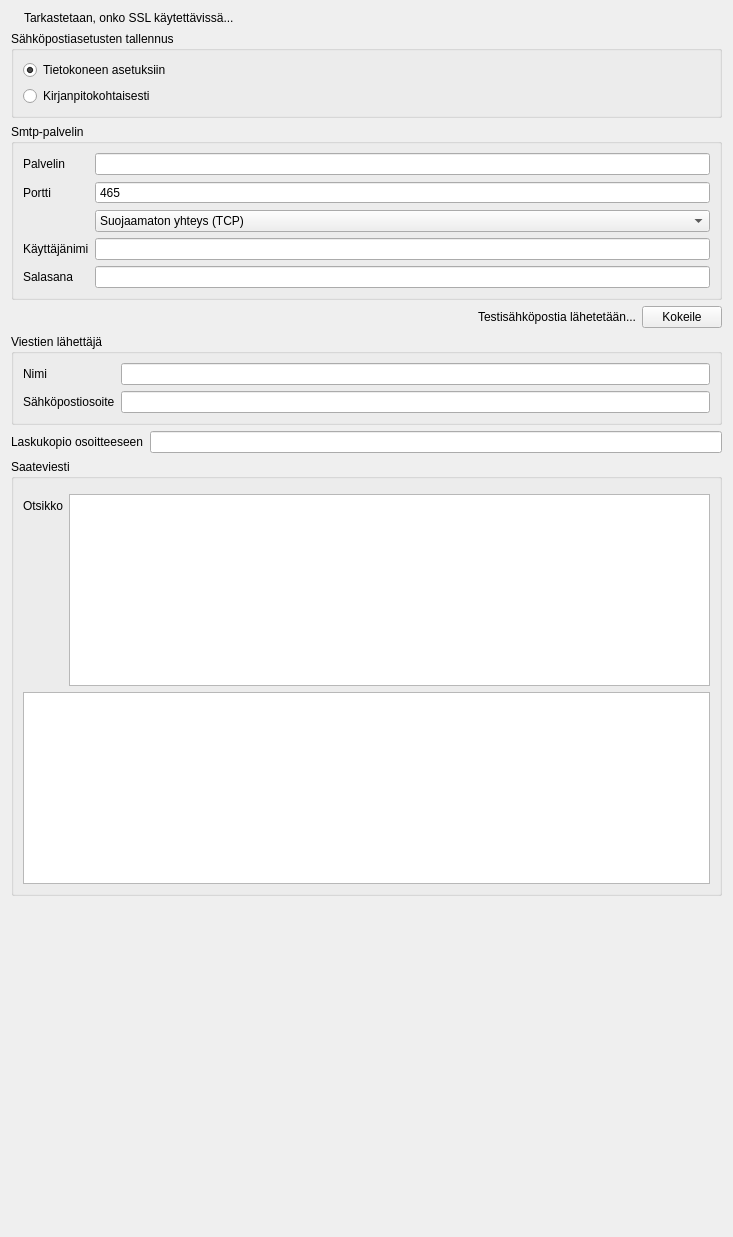
Qt form kitsas/maaritys/emailmaaritys.ui (artoh/kitupiikki) before a commit.
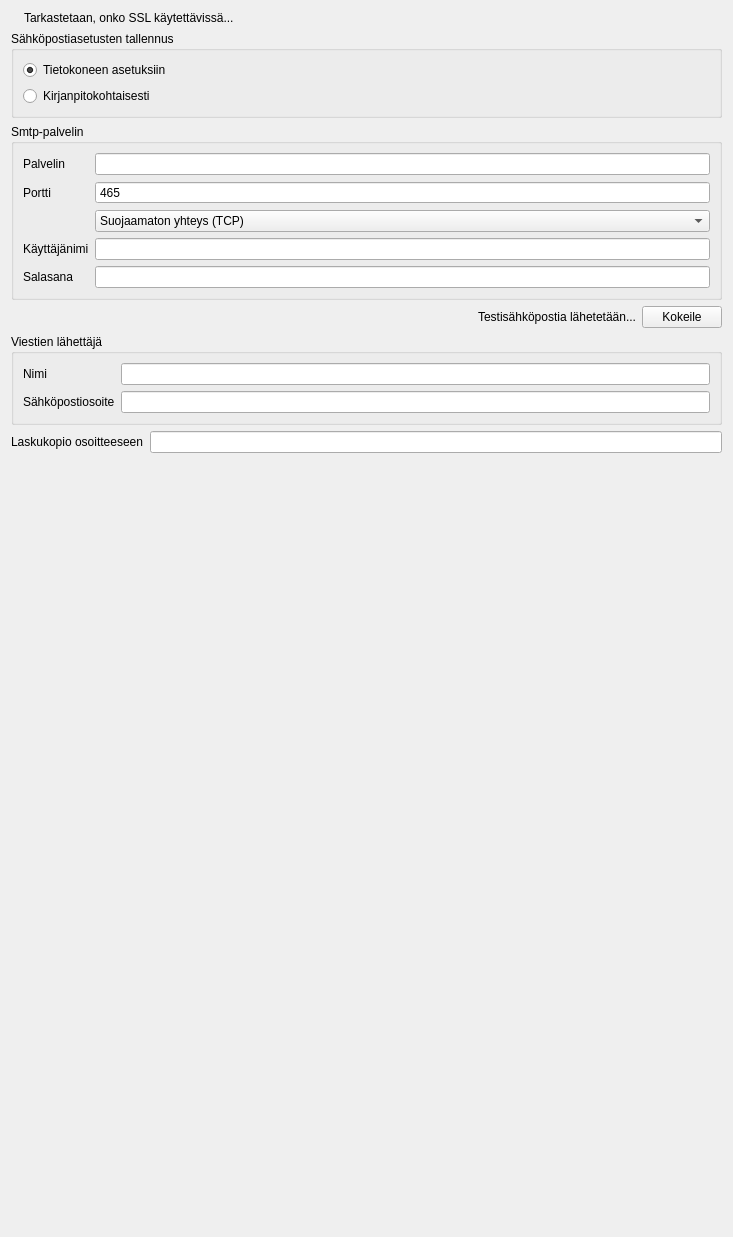
The same form after that commit. Icons and pictures are not drawn.

```diff
--- a/kitsas/maaritys/emailmaaritys.ui
+++ b/kitsas/maaritys/emailmaaritys.ui
@@ -258,49 +258,6 @@
      </item>
     </layout>
    </item>
-   <item>
-    <widget class="QGroupBox" name="groupBox_3">
-     <property name="title">
-      <string>Saateviesti</string>
-     </property>
-     <layout class="QVBoxLayout" name="verticalLayout" stretch="0,0,0">
-      <item>
-       <widget class="QTabBar" name="kieliTab" native="true"/>
-      </item>
-      <item>
-       <layout class="QFormLayout" name="formLayout_4">
-        <item row="0" column="0">
-         <widget class="QLabel" name="label_8">
-          <property name="text">
-           <string>Otsikko</string>
-          </property>
-         </widget>
-        </item>
-        <item row="0" column="1">
-         <widget class="QPlainTextEdit" name="saateOtsikkoEdit">
-          <property name="baseSize">
-           <size>
-            <width>0</width>
-            <height>0</height>
-           </size>
-          </property>
-          <property name="tabChangesFocus">
-           <bool>true</bool>
-          </property>
-         </widget>
-        </item>
-       </layout>
-      </item>
-      <item>
-       <widget class="QPlainTextEdit" name="saateEdit">
-        <property name="tabChangesFocus">
-         <bool>true</bool>
-        </property>
-       </widget>
-      </item>
-     </layout>
-    </widget>
-   </item>
    <item>
     <spacer name="verticalSpacer">
      <property name="orientation">
@@ -316,14 +273,6 @@
    </item>
   </layout>
  </widget>
- <customwidgets>
-  <customwidget>
-   <class>QTabBar</class>
-   <extends>QWidget</extends>
-   <header location="global">QTabBar</header>
-   <container>1</container>
-  </customwidget>
- </customwidgets>
  <tabstops>
   <tabstop>tkAsetusRadio</tabstop>
   <tabstop>kpAsetusRadio</tabstop>
```
